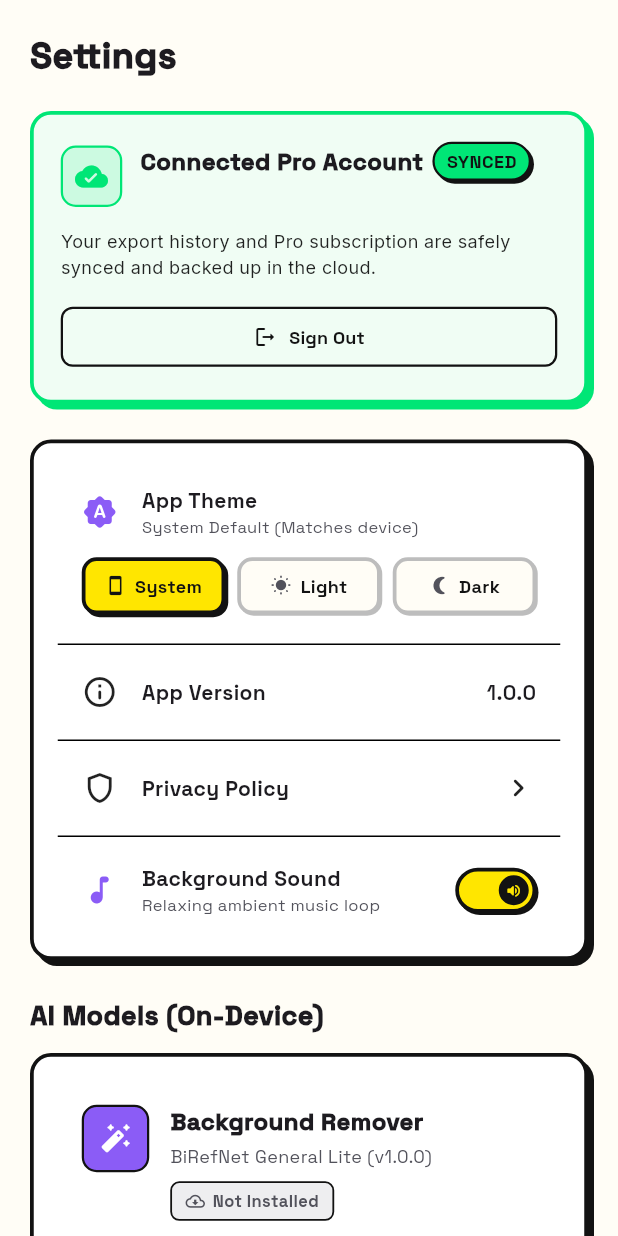
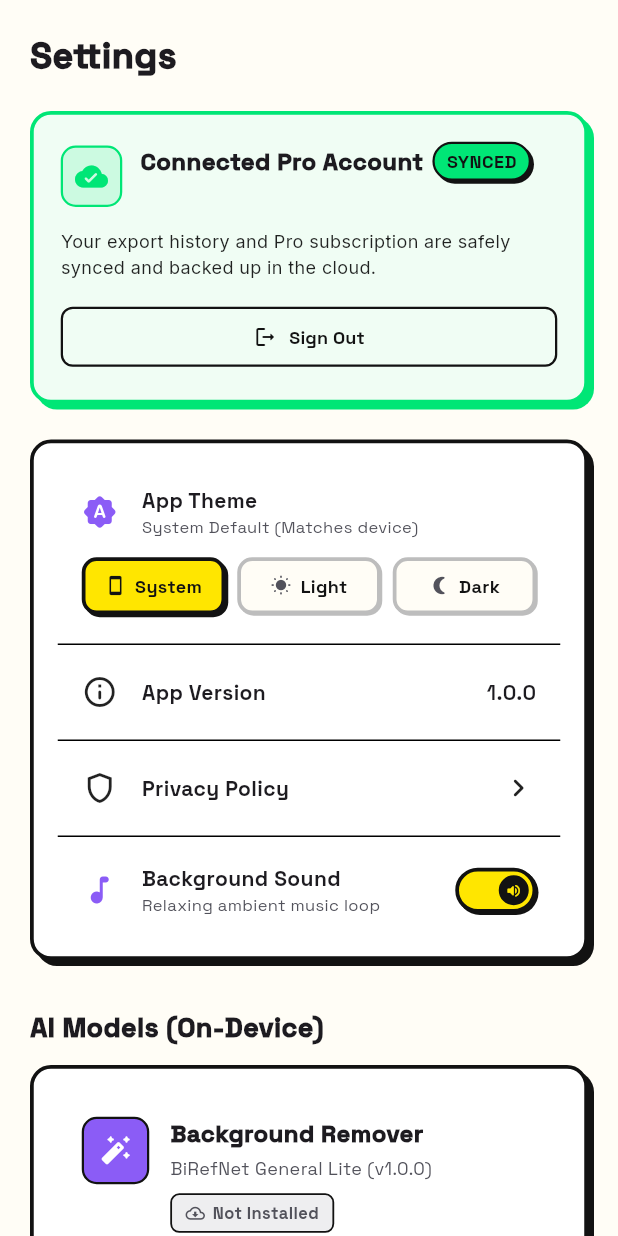
Before and after one commit to al-fahad-bd/picstools, a Flutter app: the _SettingsViewContent widget shown alone on an empty page, opened directly, on a phone screen of 412 x 824 dp. Run offline on Flutter 3.47's test engine with Material 3 defaults, Android fonts, the phone set to English and light mode, and no system bars; our stand-ins replace audioplayers, dio, equatable, firebase_auth, firebase_core, flutter_bloc and 10 more; missing offline and left inert: flutter_onnxruntime, gal; accounts and stored records are empty; network calls fail; statements that could not run were skipped.

Commit message:
feat: implement AppNativeAd widget and integrate into settings view with platform-specific configurations

```diff
--- a/lib/core/services/monetization/ad_service.dart
+++ b/lib/core/services/monetization/ad_service.dart
@@ -9,6 +9,7 @@ abstract class AdService {
   String get bannerAdUnitId;
   String get interstitialAdUnitId;
   String get rewardedAdUnitId;
+  String get nativeAdUnitId;
   Future<void> loadInterstitialAd();
   Future<void> showInterstitialAd({VoidCallback? onDismissed});
   Future<void> loadRewardedAd();
@@ -36,6 +37,11 @@ class AdServiceImpl implements AdService {
   static const String _iosTestInterstitialId =
       'ca-app-pub-3940256099942544/4411468910';
 
+  static const String _androidTestNativeId =
+      'ca-app-pub-3940256099942544/2247696110';
+  static const String _iosTestNativeId =
+      'ca-app-pub-3940256099942544/3986624511';
+
   // Rewarded Interstitial format (No "Reward: 10 coins" or "Reward granted" game popups)
   static const String _androidTestRewardedId =
       'ca-app-pub-3940256099942544/5354046379';
@@ -49,6 +55,9 @@ class AdServiceImpl implements AdService {
   static const String _prodAndroidInterstitialId =
       'ca-app-pub-2023704770887121/8378451332';
   static const String? _prodIosInterstitialId = null;
+  static const String _prodAndroidNativeId =
+      'ca-app-pub-2023704770887121/5442181287';
+  static const String? _prodIosNativeId = null;
   static const String? _prodAndroidRewardedId = null;
   static const String? _prodIosRewardedId = null;
 
@@ -138,6 +147,17 @@ class AdServiceImpl implements AdService {
       return Platform.isAndroid ? _androidTestRewardedId : _iosTestRewardedId;
     }
     return Platform.isAndroid ? _prodAndroidRewardedId! : _prodIosRewardedId!;
+  }
+
+  @override
+  String get nativeAdUnitId {
+    if (kDebugMode) {
+      return Platform.isAndroid ? _androidTestNativeId : _iosTestNativeId;
+    }
+    if (Platform.isAndroid) {
+      return _prodAndroidNativeId;
+    }
+    return _prodIosNativeId ?? _iosTestNativeId;
   }
 
   @override
@@ -313,6 +333,9 @@ class MockAdServiceImpl implements AdService {
   String get rewardedAdUnitId => 'mock_rewarded_unit_id';
 
   @override
+  String get nativeAdUnitId => 'mock_native_unit_id';
+
+  @override
   Future<void> loadInterstitialAd() async {}
 
   @override
--- /dev/null
+++ b/lib/core/widgets/app_native_ad.dart
@@ -0,0 +1,193 @@
+import 'package:flutter/material.dart';
+import 'package:google_mobile_ads/google_mobile_ads.dart';
+import '../constants/neo_colors.dart';
+import '../services/service_locator.dart';
+import '../services/monetization/ad_service.dart';
+import '../services/monetization/in_app_purchase_service.dart';
+
+class AppNativeAd extends StatefulWidget {
+  final TemplateType templateType;
+  final EdgeInsetsGeometry margin;
+
+  const AppNativeAd({
+    super.key,
+    this.templateType = TemplateType.medium,
+    this.margin = const EdgeInsets.symmetric(vertical: 8.0),
+  });
+
+  @override
+  State<AppNativeAd> createState() => _AppNativeAdState();
+}
+
+class _AppNativeAdState extends State<AppNativeAd> {
+  NativeAd? _nativeAd;
+  bool _isLoaded = false;
+  bool _hasFailed = false;
+  bool _isDismissed = false;
+
+  @override
+  void initState() {
+    super.initState();
+    getIt<InAppPurchaseService>().isProListenable.addListener(
+      _onProStatusChanged,
+    );
+  }
+
+  @override
+  void didChangeDependencies() {
+    super.didChangeDependencies();
+    if (_nativeAd == null && !_hasFailed) {
+      _initAndLoadAd();
+    }
+  }
+
+  void _onProStatusChanged() {
+    final isPro = getIt<InAppPurchaseService>().isProUser();
+    if (isPro) {
+      _nativeAd?.dispose();
+      _nativeAd = null;
+      if (mounted) {
+        setState(() {
+          _isLoaded = false;
+          _hasFailed = false;
+        });
+      }
+    } else if (_nativeAd == null) {
+      _initAndLoadAd();
+    }
+  }
+
+  void _initAndLoadAd() {
+    final adService = getIt<AdService>();
+    if (!adService.shouldShowAds()) {
+      return;
+    }
+
+    final isDark = Theme.of(context).brightness == Brightness.dark;
+
+    _nativeAd = NativeAd(
+      adUnitId: adService.nativeAdUnitId,
+      request: const AdRequest(),
+      nativeTemplateStyle: NativeTemplateStyle(
+        templateType: widget.templateType,
+        mainBackgroundColor: isDark
+            ? NeoColors.darkSurface
+            : NeoColors.lightSurface,
+        cornerRadius: 12.0,
+        callToActionTextStyle: NativeTemplateTextStyle(
+          textColor: Colors.white,
+          backgroundColor: NeoColors.purple,
+          style: NativeTemplateFontStyle.bold,
+          size: 14.0,
+        ),
+        primaryTextStyle: NativeTemplateTextStyle(
+          textColor: isDark ? Colors.white : NeoColors.borderLight,
+          style: NativeTemplateFontStyle.bold,
+          size: 15.0,
+        ),
+        secondaryTextStyle: NativeTemplateTextStyle(
+          textColor: isDark ? Colors.white70 : Colors.black87,
+          style: NativeTemplateFontStyle.normal,
+          size: 13.0,
+        ),
+        tertiaryTextStyle: NativeTemplateTextStyle(
+          textColor: isDark ? Colors.white54 : Colors.black54,
+          style: NativeTemplateFontStyle.normal,
+          size: 11.0,
+        ),
+      ),
+      listener: NativeAdListener(
+        onAdLoaded: (ad) {
+          if (mounted) {
+            setState(() {
+              _isLoaded = true;
+              _hasFailed = false;
+            });
+          }
+        },
+        onAdFailedToLoad: (ad, error) {
+          debugPrint(
+            '❌ [AppNativeAd] Native Ad failed to load: ${error.message}',
+          );
+          ad.dispose();
+          if (mounted) {
+            setState(() {
+              _isLoaded = false;
+              _hasFailed = true;
+              _nativeAd = null;
+            });
+          }
+        },
+      ),
+    );
+
+    _nativeAd?.load();
+  }
+
+  @override
+  void dispose() {
+    getIt<InAppPurchaseService>().isProListenable.removeListener(
+      _onProStatusChanged,
+    );
+    _nativeAd?.dispose();
+    super.dispose();
+  }
+
+  @override
+  Widget build(BuildContext context) {
+    final adService = getIt<AdService>();
+    if (!adService.shouldShowAds() ||
+        _hasFailed ||
+        !_isLoaded ||
+        _isDismissed ||
+        _nativeAd == null) {
+      return const SizedBox.shrink();
+    }
+
+    final double height = widget.templateType == TemplateType.medium
+        ? 320
+        : 100;
+
+    return Padding(
+      padding: widget.margin,
+      child: ClipRRect(
+        borderRadius: BorderRadius.circular(16),
+        child: Stack(
+          children: [
+            SizedBox(
+              height: height,
+              child: AdWidget(ad: _nativeAd!),
+            ),
+            Positioned(
+              top: 6,
+              right: 6,
+              child: Material(
+                color: Colors.transparent,
+                child: InkWell(
+                  onTap: () {
+                    setState(() {
+                      _isDismissed = true;
+                    });
+                  },
+                  borderRadius: BorderRadius.circular(14),
+                  child: Container(
+                    padding: const EdgeInsets.all(4),
+                    decoration: BoxDecoration(
+                      color: Colors.black.withValues(alpha: 0.5),
+                      shape: BoxShape.circle,
+                    ),
+                    child: const Icon(
+                      Icons.close_rounded,
+                      size: 16,
+                      color: Colors.white,
+                    ),
+                  ),
+                ),
+              ),
+            ),
+          ],
+        ),
+      ),
+    );
+  }
+}
--- a/lib/features/settings/presentation/views/settings_view.dart
+++ b/lib/features/settings/presentation/views/settings_view.dart
@@ -1,9 +1,11 @@
 import 'package:flutter/material.dart';
 import 'package:flutter_bloc/flutter_bloc.dart';
 import 'package:google_fonts/google_fonts.dart';
+import 'package:google_mobile_ads/google_mobile_ads.dart';
 import 'package:go_router/go_router.dart';
 import '../../../../core/constants/neo_colors.dart';
 import '../../../../core/widgets/neo_toast.dart';
+import '../../../../core/widgets/app_native_ad.dart';
 import '../../../../core/services/service_locator.dart';
 import '../bloc/auth_bloc.dart';
 import '../bloc/settings_bloc.dart';
@@ -102,7 +104,15 @@ class _SettingsViewContent extends StatelessWidget {
                   context.read<SettingsBloc>().add(TapDeveloperEvent());
                 },
               ),
-              const SizedBox(height: 24),
+              const SizedBox(height: 16),
+
+              // Native Advanced Ad (Hidden for Pro users)
+              const AppNativeAd(
+                templateType: TemplateType.medium,
+                margin: EdgeInsets.symmetric(vertical: 8),
+              ),
+
+              const SizedBox(height: 16),
 
               // AI Models Section
               Text(
```
Also changed, not shown: 3 other files.
